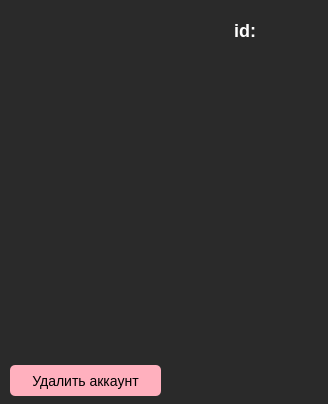
Qt form profile/profile.ui (b0shka/selling_apps) before a commit.
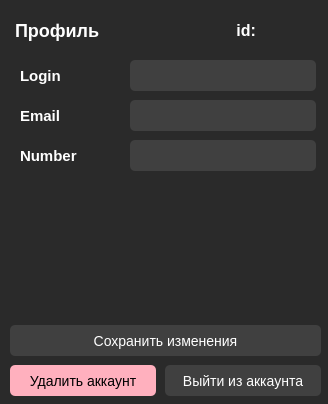
The same form after that commit.

Commit message: Added the ability to change the data in the user profile

```diff
--- a/profile/profile.ui
+++ b/profile/profile.ui
@@ -37,7 +37,7 @@
 color: white;</string>
    </property>
    <property name="text">
-    <string/>
+    <string>Профиль</string>
    </property>
   </widget>
   <widget class="QPushButton" name="pushButton">
@@ -45,7 +45,7 @@
     <rect>
      <x>10</x>
      <y>365</y>
-     <width>151</width>
+     <width>146</width>
      <height>31</height>
     </rect>
    </property>
@@ -105,7 +105,7 @@
     </font>
    </property>
    <property name="styleSheet">
-    <string notr="true">font-size: 18px;
+    <string notr="true">font-size: 16px;
 color: white;</string>
    </property>
    <property name="text">
@@ -115,6 +115,174 @@
     <set>Qt::AlignRight|Qt::AlignTrailing|Qt::AlignVCenter</set>
    </property>
   </widget>
+  <widget class="QPushButton" name="pushButton_2">
+   <property name="geometry">
+    <rect>
+     <x>10</x>
+     <y>325</y>
+     <width>311</width>
+     <height>31</height>
+    </rect>
+   </property>
+   <property name="styleSheet">
+    <string notr="true">padding: 2px;
+font-size: 14px;
+height: 28px;
+color: white;
+background-color: #404040;
+border-radius: 5px;</string>
+   </property>
+   <property name="text">
+    <string>Сохранить изменения</string>
+   </property>
+  </widget>
+  <widget class="QLineEdit" name="lineEdit">
+   <property name="geometry">
+    <rect>
+     <x>130</x>
+     <y>60</y>
+     <width>186</width>
+     <height>31</height>
+    </rect>
+   </property>
+   <property name="styleSheet">
+    <string notr="true">padding: 2px;
+font-size: 14px;
+height: 28px;
+color: white;
+background-color: #404040;
+border-radius: 5px;</string>
+   </property>
+  </widget>
+  <widget class="QLabel" name="label_4">
+   <property name="geometry">
+    <rect>
+     <x>20</x>
+     <y>65</y>
+     <width>61</width>
+     <height>21</height>
+    </rect>
+   </property>
+   <property name="font">
+    <font>
+     <pointsize>-1</pointsize>
+     <weight>75</weight>
+     <bold>true</bold>
+    </font>
+   </property>
+   <property name="styleSheet">
+    <string notr="true">font-size: 15px;
+color: white;</string>
+   </property>
+   <property name="text">
+    <string>Login</string>
+   </property>
+  </widget>
+  <widget class="QLabel" name="label_5">
+   <property name="geometry">
+    <rect>
+     <x>20</x>
+     <y>105</y>
+     <width>61</width>
+     <height>21</height>
+    </rect>
+   </property>
+   <property name="font">
+    <font>
+     <pointsize>-1</pointsize>
+     <weight>75</weight>
+     <bold>true</bold>
+    </font>
+   </property>
+   <property name="styleSheet">
+    <string notr="true">font-size: 15px;
+color: white;</string>
+   </property>
+   <property name="text">
+    <string>Email</string>
+   </property>
+  </widget>
+  <widget class="QLineEdit" name="lineEdit_2">
+   <property name="geometry">
+    <rect>
+     <x>130</x>
+     <y>100</y>
+     <width>186</width>
+     <height>31</height>
+    </rect>
+   </property>
+   <property name="styleSheet">
+    <string notr="true">padding: 2px;
+font-size: 14px;
+height: 28px;
+color: white;
+background-color: #404040;
+border-radius: 5px;</string>
+   </property>
+  </widget>
+  <widget class="QLineEdit" name="lineEdit_3">
+   <property name="geometry">
+    <rect>
+     <x>130</x>
+     <y>140</y>
+     <width>186</width>
+     <height>31</height>
+    </rect>
+   </property>
+   <property name="styleSheet">
+    <string notr="true">padding: 2px;
+font-size: 14px;
+height: 28px;
+color: white;
+background-color: #404040;
+border-radius: 5px;</string>
+   </property>
+  </widget>
+  <widget class="QLabel" name="label_6">
+   <property name="geometry">
+    <rect>
+     <x>20</x>
+     <y>145</y>
+     <width>71</width>
+     <height>21</height>
+    </rect>
+   </property>
+   <property name="font">
+    <font>
+     <pointsize>-1</pointsize>
+     <weight>75</weight>
+     <bold>true</bold>
+    </font>
+   </property>
+   <property name="styleSheet">
+    <string notr="true">font-size: 15px;
+color: white;</string>
+   </property>
+   <property name="text">
+    <string>Number</string>
+   </property>
+  </widget>
+  <widget class="QPushButton" name="pushButton_3">
+   <property name="geometry">
+    <rect>
+     <x>165</x>
+     <y>365</y>
+     <width>156</width>
+     <height>31</height>
+    </rect>
+   </property>
+   <property name="styleSheet">
+    <string notr="true">padding: 2px;
+font-size: 14px;
+height: 28px;
+color: white;
+background-color: #404040;
+border-radius: 5px;</string>
+   </property>
+   <property name="text">
+    <string>Выйти из аккаунта</string>
+   </property>
+  </widget>
  </widget>
  <resources/>
  <connections/>
```
Left out of the diff: 2 changed lines with no effect on the pictures. The commit also changes 8 other files.
